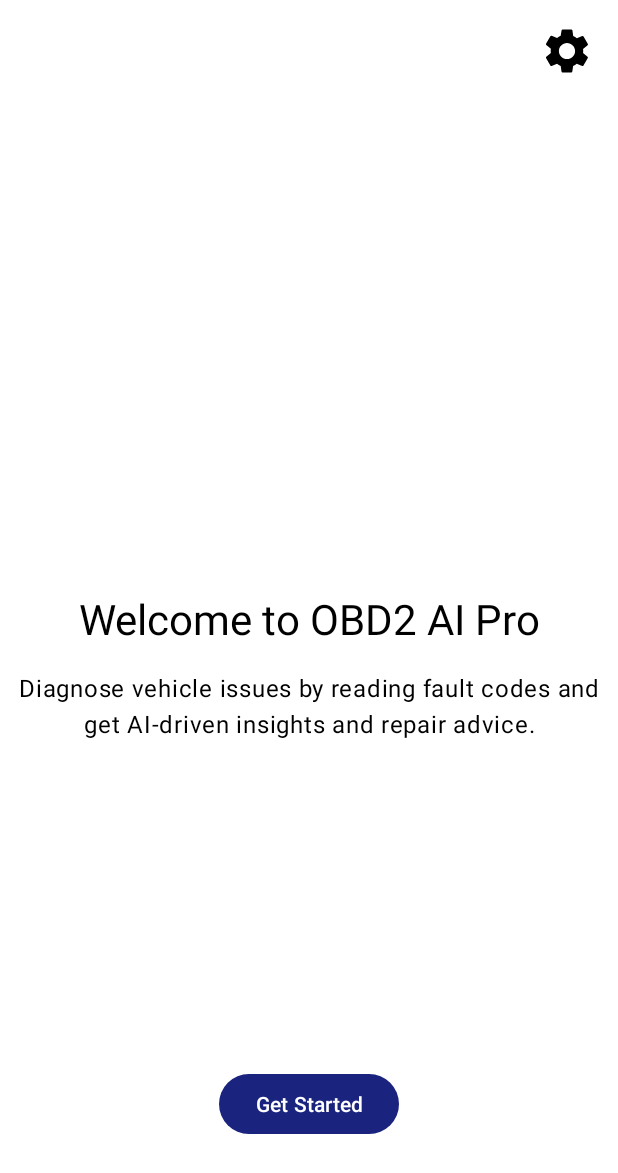
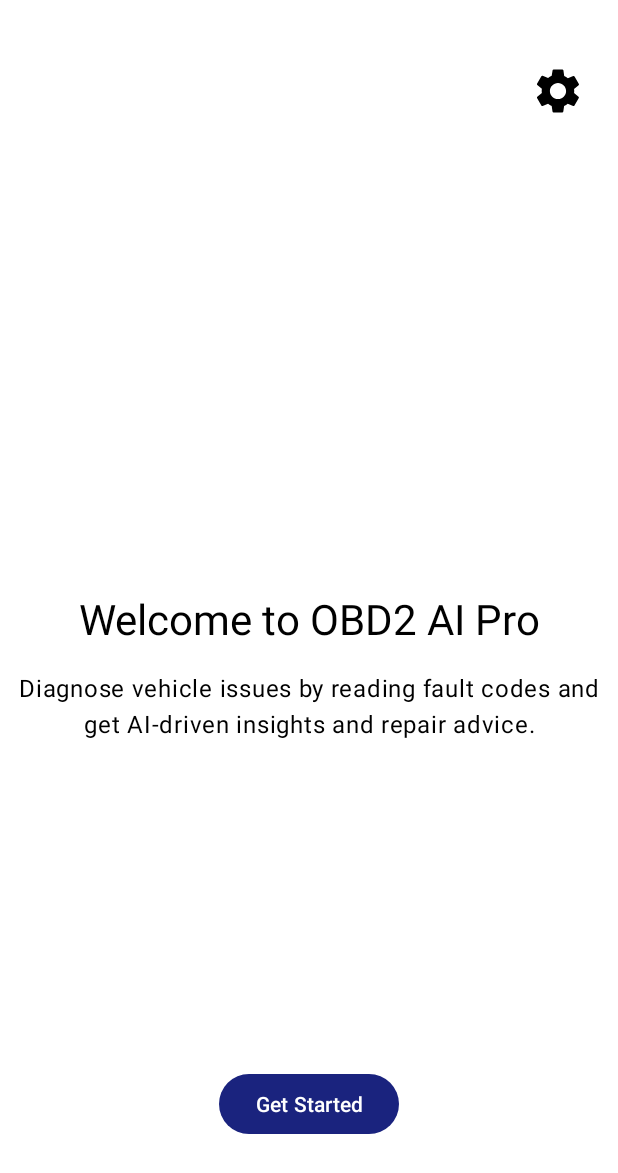
Before and after one commit to catsmoker/OBD2AI, an Android app: the screen it shows after launch (MainActivity), on a phone screen of 412 x 824 dp. Shown: the top 1173 px of the screen. Run offline under Robolectric (Android 15) with nearby library versions, the phone set to English and light mode, and no system bars; our stand-ins replace AdMob; libraries missing offline, so code that uses them is left out: com.aallam.openai, com.github.anastr.speedviewlib, com.github.eltonvs.obd; 2 statements that could not run were skipped.

Commit message:
improve settings button layout

```diff
--- a/app/src/main/res/layout/activity_main.xml
+++ b/app/src/main/res/layout/activity_main.xml
@@ -21,14 +21,15 @@
 
     <ImageButton
         android:id="@+id/button_settings_global"
-        android:layout_width="wrap_content"
-        android:layout_height="wrap_content"
+        android:layout_width="50dp"
+        android:layout_height="50dp"
         android:src="@drawable/ic_settings"
         android:background="?attr/selectableItemBackgroundBorderless"
         app:tint="?attr/colorOnSurface"
         app:layout_constraintTop_toTopOf="parent"
         app:layout_constraintEnd_toEndOf="parent"
-        android:layout_margin="16dp"
+        android:layout_marginTop="35dp"
+        android:layout_marginEnd="15dp"
         android:contentDescription="@string/settings_title"/>
 
     <com.google.android.gms.ads.AdView
```
